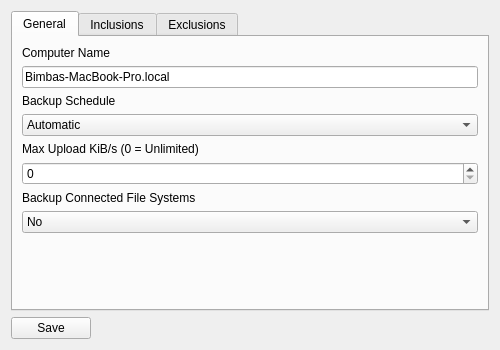
Before: the Qt Designer form client/src/blobbackup/ui/settingsdialog.ui in Blobbackup/Blobbackup, drawn with Qt 5.
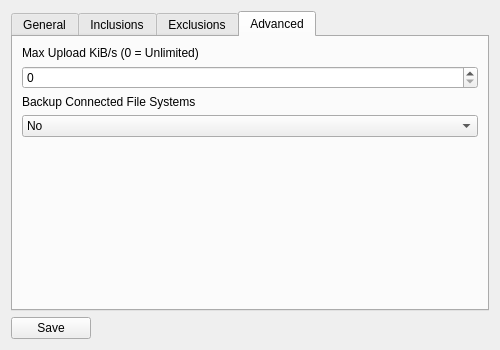
After: the same form once the commit is applied. The open tabs and pages were chosen to show the change.

Commit message: Move some settings to advanced tab

The edit to the form file:
```diff
--- a/client/src/blobbackup/ui/settingsdialog.ui
+++ b/client/src/blobbackup/ui/settingsdialog.ui
@@ -65,41 +65,6 @@
          </item>
         </widget>
        </item>
-       <item>
-        <widget class="QLabel" name="label_3">
-         <property name="text">
-          <string>Max Upload KiB/s (0 = Unlimited)</string>
-         </property>
-        </widget>
-       </item>
-       <item>
-        <widget class="QSpinBox" name="max_upload_kibs_spin_box">
-         <property name="maximum">
-          <number>2147483647</number>
-         </property>
-        </widget>
-       </item>
-       <item>
-        <widget class="QLabel" name="backup_connected_file_systems_label">
-         <property name="text">
-          <string>Backup Connected File Systems</string>
-         </property>
-        </widget>
-       </item>
-       <item>
-        <widget class="QComboBox" name="backup_connected_file_systems_combo_box">
-         <item>
-          <property name="text">
-           <string>No</string>
-          </property>
-         </item>
-         <item>
-          <property name="text">
-           <string>Yes</string>
-          </property>
-         </item>
-        </widget>
-       </item>
        <item>
         <spacer name="verticalSpacer">
          <property name="orientation">
@@ -280,6 +245,61 @@
        </item>
       </layout>
      </widget>
+     <widget class="QWidget" name="tab_4">
+      <attribute name="title">
+       <string>Advanced</string>
+      </attribute>
+      <layout class="QVBoxLayout" name="verticalLayout_5">
+       <item>
+        <widget class="QLabel" name="label_4">
+         <property name="text">
+          <string>Max Upload KiB/s (0 = Unlimited)</string>
+         </property>
+        </widget>
+       </item>
+       <item>
+        <widget class="QSpinBox" name="max_upload_kibs_spin_box">
+         <property name="maximum">
+          <number>2147483647</number>
+         </property>
+        </widget>
+       </item>
+       <item>
+        <widget class="QLabel" name="label_5">
+         <property name="text">
+          <string>Backup Connected File Systems</string>
+         </property>
+        </widget>
+       </item>
+       <item>
+        <widget class="QComboBox" name="backup_connected_file_systems_combo_box">
+         <item>
+          <property name="text">
+           <string>No</string>
+          </property>
+         </item>
+         <item>
+          <property name="text">
+           <string>Yes</string>
+          </property>
+         </item>
+        </widget>
+       </item>
+       <item>
+        <spacer name="verticalSpacer_4">
+         <property name="orientation">
+          <enum>Qt::Vertical</enum>
+         </property>
+         <property name="sizeHint" stdset="0">
+          <size>
+           <width>20</width>
+           <height>40</height>
+          </size>
+         </property>
+        </spacer>
+       </item>
+      </layout>
+     </widget>
     </widget>
    </item>
    <item>
```
The commit also changes 1 other file.
